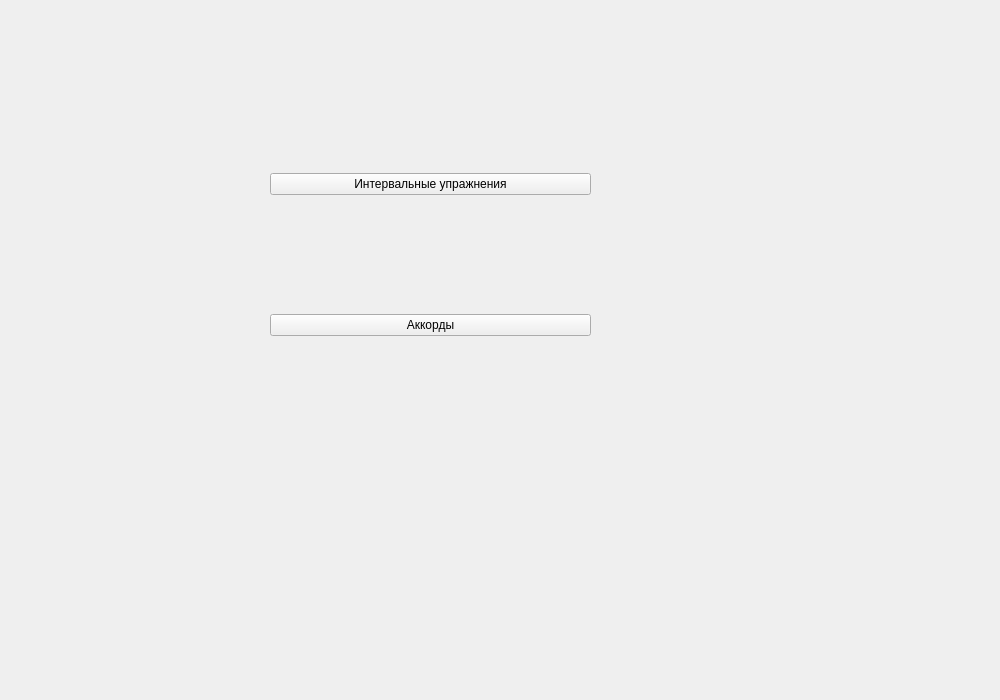
This is src/gui/blocks/mainmenuwidget.ui in TFed555/music_trainer as Qt 5 draws it before an edit. The edited form follows.
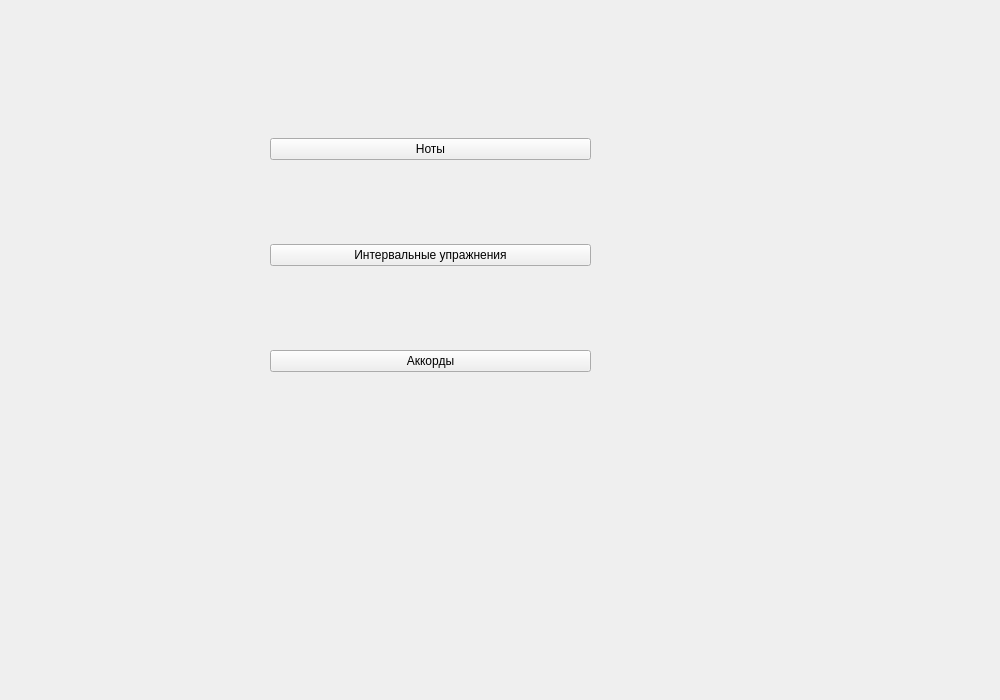
This is the edited form.

Commit message: added note recognise exercise

Patch:
```diff
--- a/src/gui/blocks/mainmenuwidget.ui
+++ b/src/gui/blocks/mainmenuwidget.ui
@@ -23,20 +23,27 @@
     </rect>
    </property>
    <layout class="QGridLayout" name="gridLayout">
-    <item row="0" column="0">
-     <widget class="QPushButton" name="intervalBtn">
-      <property name="text">
-       <string>Интервальные упражнения</string>
-      </property>
-     </widget>
-    </item>
-    <item row="1" column="0">
+    <item row="3" column="0">
      <widget class="QPushButton" name="chordBtn">
       <property name="text">
        <string>Аккорды</string>
       </property>
      </widget>
     </item>
+    <item row="1" column="0">
+     <widget class="QPushButton" name="noteBtn">
+      <property name="text">
+       <string>Ноты</string>
+      </property>
+     </widget>
+    </item>
+    <item row="2" column="0">
+     <widget class="QPushButton" name="intervalBtn">
+      <property name="text">
+       <string>Интервальные упражнения</string>
+      </property>
+     </widget>
+    </item>
    </layout>
   </widget>
  </widget>
```
The commit also changes 22 other files.
